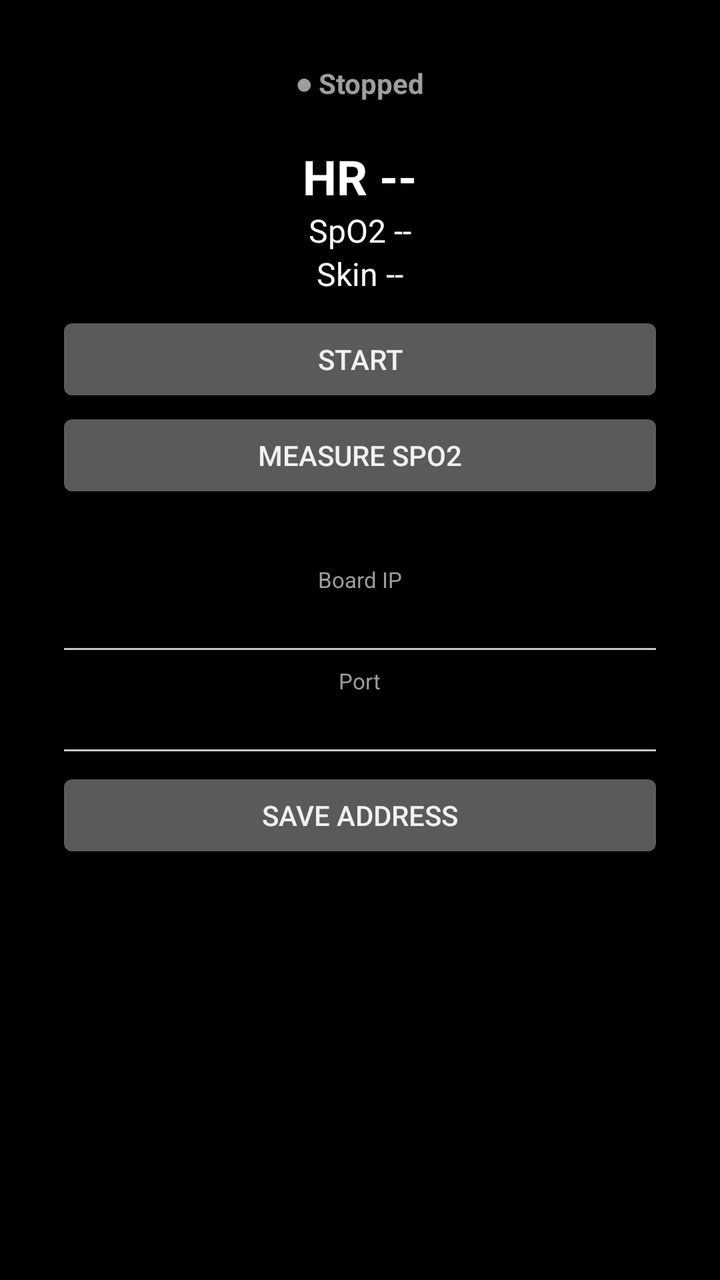
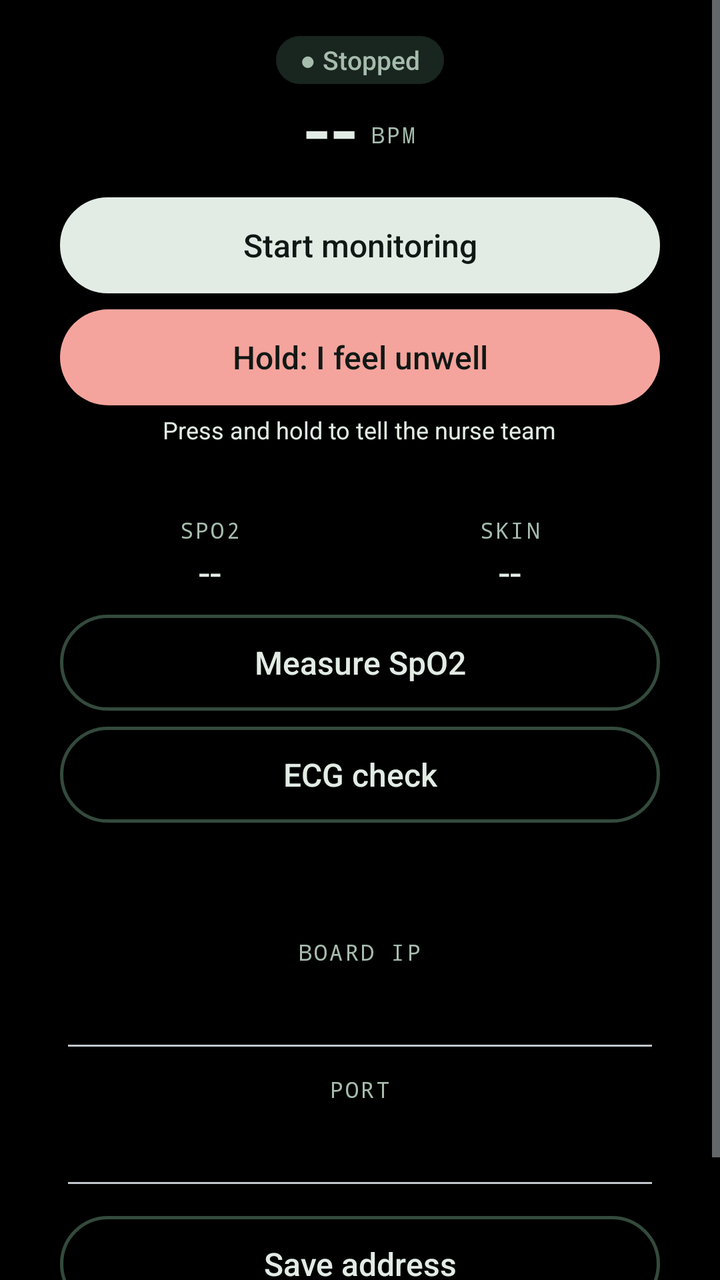

Two renders of the same Android screen: before a commit and after it. Below are the layout's source before the change and the commit's diff.
<!-- AndroidManifest.xml: application theme android:Theme.DeviceDefault.NoActionBar -->
<!-- res/layout/activity_main.xml -->
<?xml version="1.0" encoding="utf-8"?>
<ScrollView xmlns:android="http://schemas.android.com/apk/res/android"
    android:id="@+id/scroll"
    android:layout_width="match_parent"
    android:layout_height="match_parent"
    android:background="#000000"
    android:fillViewport="true">

    <LinearLayout
        android:layout_width="match_parent"
        android:layout_height="wrap_content"
        android:gravity="center_horizontal"
        android:orientation="vertical"
        android:paddingStart="28dp"
        android:paddingTop="30dp"
        android:paddingEnd="28dp"
        android:paddingBottom="48dp">

        <TextView
            android:id="@+id/fakeBanner"
            android:layout_width="wrap_content"
            android:layout_height="wrap_content"
            android:background="#B71C1C"
            android:paddingHorizontal="8dp"
            android:text="FAKE DATA BUILD"
            android:textColor="#FFFFFF"
            android:textSize="11sp"
            android:textStyle="bold"
            android:visibility="gone" />

        <TextView
            android:id="@+id/link"
            android:layout_width="wrap_content"
            android:layout_height="wrap_content"
            android:layout_marginTop="2dp"
            android:text="● Stopped"
            android:textColor="#9E9E9E"
            android:textSize="14sp"
            android:textStyle="bold" />

        <TextView
            android:id="@+id/linkDetail"
            android:layout_width="wrap_content"
            android:layout_height="wrap_content"
            android:gravity="center"
            android:textColor="#9E9E9E"
            android:textSize="11sp" />

        <TextView
            android:id="@+id/hr"
            android:layout_width="wrap_content"
            android:layout_height="wrap_content"
            android:layout_marginTop="6dp"
            android:text="HR --"
            android:textColor="#FFFFFF"
            android:textSize="24sp"
            android:textStyle="bold" />

        <TextView
            android:id="@+id/spo2"
            android:layout_width="wrap_content"
            android:layout_height="wrap_content"
            android:text="SpO2 --"
            android:textColor="#FFFFFF"
            android:textSize="16sp" />

        <TextView
            android:id="@+id/skin"
            android:layout_width="wrap_content"
            android:layout_height="wrap_content"
            android:text="Skin --"
            android:textColor="#FFFFFF"
            android:textSize="16sp" />

        <Button
            android:id="@+id/toggle"
            android:layout_width="match_parent"
            android:layout_height="wrap_content"
            android:layout_marginTop="8dp"
            android:text="Start" />

        <Button
            android:id="@+id/measureSpo2"
            android:layout_width="match_parent"
            android:layout_height="wrap_content"
            android:text="Measure SpO2" />

        <TextView
            android:id="@+id/sensorNotes"
            android:layout_width="wrap_content"
            android:layout_height="wrap_content"
            android:layout_marginTop="6dp"
            android:gravity="center"
            android:textColor="#BDBDBD"
            android:textSize="11sp" />

        <TextView
            android:layout_width="wrap_content"
            android:layout_height="wrap_content"
            android:layout_marginTop="10dp"
            android:text="Board IP"
            android:textColor="#9E9E9E"
            android:textSize="11sp" />

        <EditText
            android:id="@+id/host"
            android:layout_width="match_parent"
            android:layout_height="wrap_content"
            android:gravity="center"
            android:digits="0123456789."
            android:imeOptions="actionDone"
            android:importantForAutofill="no"
            android:inputType="numberDecimal"
            android:maxLines="1"
            android:textColor="#FFFFFF"
            android:textSize="14sp" />

        <TextView
            android:layout_width="wrap_content"
            android:layout_height="wrap_content"
            android:text="Port"
            android:textColor="#9E9E9E"
            android:textSize="11sp" />

        <EditText
            android:id="@+id/port"
            android:layout_width="match_parent"
            android:layout_height="wrap_content"
            android:gravity="center"
            android:imeOptions="actionDone"
            android:importantForAutofill="no"
            android:inputType="number"
            android:maxLines="1"
            android:textColor="#FFFFFF"
            android:textSize="14sp" />

        <Button
            android:id="@+id/save"
            android:layout_width="match_parent"
            android:layout_height="wrap_content"
            android:text="Save address" />
    </LinearLayout>
</ScrollView>
<!-- resources referenced by this layout -->
<resources>

</resources>

<!-- the commit's change to res/layout/activity_main.xml (unified diff, before → after) -->
@@ -3,7 +3,7 @@
     android:id="@+id/scroll"
     android:layout_width="match_parent"
     android:layout_height="match_parent"
-    android:background="#000000"
+    android:background="@color/ground"
     android:fillViewport="true">
 
     <LinearLayout
@@ -11,19 +11,20 @@
         android:layout_height="wrap_content"
         android:gravity="center_horizontal"
         android:orientation="vertical"
-        android:paddingStart="28dp"
-        android:paddingTop="30dp"
-        android:paddingEnd="28dp"
-        android:paddingBottom="48dp">
+        android:paddingStart="30dp"
+        android:paddingTop="18dp"
+        android:paddingEnd="30dp"
+        android:paddingBottom="52dp">
 
         <TextView
             android:id="@+id/fakeBanner"
             android:layout_width="wrap_content"
             android:layout_height="wrap_content"
-            android:background="#B71C1C"
+            android:layout_marginBottom="4dp"
+            android:background="@color/fake"
             android:paddingHorizontal="8dp"
             android:text="FAKE DATA BUILD"
-            android:textColor="#FFFFFF"
+            android:textColor="@color/paper"
             android:textSize="11sp"
             android:textStyle="bold"
             android:visibility="gone" />
@@ -32,112 +33,171 @@
             android:id="@+id/link"
             android:layout_width="wrap_content"
             android:layout_height="wrap_content"
+            android:background="@drawable/pill_status"
+            android:fontFamily="sans-serif-medium"
+            android:paddingHorizontal="12dp"
+            android:paddingVertical="3dp"
+            android:text="● Stopped"
+            android:textColor="@color/muted"
+            android:textSize="13sp" />
+
+        <LinearLayout
+            android:layout_width="wrap_content"
+            android:layout_height="wrap_content"
             android:layout_marginTop="2dp"
-            android:text="● Stopped"
-            android:textColor="#9E9E9E"
-            android:textSize="14sp"
-            android:textStyle="bold" />
+            android:gravity="bottom"
+            android:orientation="horizontal">
+
+            <TextView
+                android:id="@+id/hr"
+                android:layout_width="wrap_content"
+                android:layout_height="wrap_content"
+                android:fontFamily="sans-serif-medium"
+                android:includeFontPadding="false"
+                android:text="--"
+                android:textColor="@color/paper"
+                android:textSize="40sp" />
+
+            <TextView
+                style="@style/Label"
+                android:layout_marginStart="6dp"
+                android:layout_marginBottom="8dp"
+                android:text="bpm" />
+        </LinearLayout>
+
+
+        <Button
+            android:id="@+id/toggle"
+            style="@style/Pill"
+            android:background="@drawable/pill_primary"
+            android:text="Start monitoring"
+            android:textColor="@color/ink" />
+
+        <Button
+            android:id="@+id/unwell"
+            style="@style/Pill"
+            android:background="@drawable/pill_alert"
+            android:text="Hold: I feel unwell"
+            android:textColor="@color/ink" />
+
+        <TextView
+            android:id="@+id/checkinStatus"
+            android:layout_width="wrap_content"
+            android:layout_height="wrap_content"
+            android:layout_marginTop="4dp"
+            android:gravity="center"
+            android:textColor="@color/paper"
+            android:text="Press and hold to tell the nurse team"
+            android:textSize="12sp" />
 
         <TextView
             android:id="@+id/linkDetail"
             android:layout_width="wrap_content"
             android:layout_height="wrap_content"
-            android:gravity="center"
-            android:textColor="#9E9E9E"
+            android:layout_marginTop="6dp"
+            android:gravity="center"
+            android:textColor="@color/muted"
             android:textSize="11sp" />
 
-        <TextView
-            android:id="@+id/hr"
-            android:layout_width="wrap_content"
-            android:layout_height="wrap_content"
-            android:layout_marginTop="6dp"
-            android:text="HR --"
-            android:textColor="#FFFFFF"
-            android:textSize="24sp"
-            android:textStyle="bold" />
-
-        <TextView
-            android:id="@+id/spo2"
-            android:layout_width="wrap_content"
-            android:layout_height="wrap_content"
-            android:text="SpO2 --"
-            android:textColor="#FFFFFF"
-            android:textSize="16sp" />
-
-        <TextView
-            android:id="@+id/skin"
-            android:layout_width="wrap_content"
-            android:layout_height="wrap_content"
-            android:text="Skin --"
-            android:textColor="#FFFFFF"
-            android:textSize="16sp" />
-
-        <Button
-            android:id="@+id/toggle"
+        <LinearLayout
             android:layout_width="match_parent"
             android:layout_height="wrap_content"
+            android:layout_marginTop="14dp"
+            android:orientation="horizontal">
+
+            <LinearLayout
+                android:layout_width="0dp"
+                android:layout_height="wrap_content"
+                android:layout_weight="1"
+                android:gravity="center_horizontal"
+                android:orientation="vertical">
+
+                <TextView
+                    style="@style/Label"
+                    android:text="SpO2" />
+
+                <TextView
+                    android:id="@+id/spo2"
+                    android:layout_width="wrap_content"
+                    android:layout_height="wrap_content"
+                    android:text="--"
+                    android:textColor="@color/paper"
+                    android:textSize="20sp" />
+            </LinearLayout>
+
+            <LinearLayout
+                android:layout_width="0dp"
+                android:layout_height="wrap_content"
+                android:layout_weight="1"
+                android:gravity="center_horizontal"
+                android:orientation="vertical">
+
+                <TextView
+                    style="@style/Label"
+                    android:text="Skin" />
+
+                <TextView
+                    android:id="@+id/skin"
+                    android:layout_width="wrap_content"
+                    android:layout_height="wrap_content"
+                    android:text="--"
+                    android:textColor="@color/paper"
+                    android:textSize="20sp" />
+            </LinearLayout>
+        </LinearLayout>
+
+        <Button
+            android:id="@+id/measureSpo2"
+            style="@style/Pill"
+            android:text="Measure SpO2" />
+
+        <Button
+            android:id="@+id/ecgCheck"
+            style="@style/Pill"
+            android:text="ECG check" />
+
+        <TextView
+            android:id="@+id/ecgStatus"
+            android:layout_width="wrap_content"
+            android:layout_height="wrap_content"
+            android:layout_marginTop="4dp"
+            android:gravity="center"
+            android:textColor="@color/muted"
+            android:textSize="11sp" />
+
+        <TextView
+            android:id="@+id/sensorNotes"
+            android:layout_width="wrap_content"
+            android:layout_height="wrap_content"
             android:layout_marginTop="8dp"
-            android:text="Start" />
-
-        <Button
-            android:id="@+id/measureSpo2"
-            android:layout_width="match_parent"
-            android:layout_height="wrap_content"
-            android:text="Measure SpO2" />
-
-        <TextView
-            android:id="@+id/sensorNotes"
-            android:layout_width="wrap_content"
-            android:layout_height="wrap_content"
-            android:layout_marginTop="6dp"
-            android:gravity="center"
-            android:textColor="#BDBDBD"
+            android:gravity="center"
+            android:textColor="@color/muted"
             android:textSize="11sp" />
 
         <TextView
-            android:layout_width="wrap_content"
-            android:layout_height="wrap_content"
-            android:layout_marginTop="10dp"
-            android:text="Board IP"
-            android:textColor="#9E9E9E"
-            android:textSize="11sp" />
+            style="@style/Label"
+            android:layout_marginTop="16dp"
+            android:text="Board IP" />
 
         <EditText
             android:id="@+id/host"
-            android:layout_width="match_parent"
-            android:layout_height="wrap_content"
-            android:gravity="center"
+            style="@style/Field"
             android:digits="0123456789."
-            android:imeOptions="actionDone"
-            android:importantForAutofill="no"
-            android:inputType="numberDecimal"
-            android:maxLines="1"
-            android:textColor="#FFFFFF"
-            android:textSize="14sp" />
-
-        <TextView
-            android:layout_width="wrap_content"
-            android:layout_height="wrap_content"
-            android:text="Port"
-            android:textColor="#9E9E9E"
-            android:textSize="11sp" />
+            android:inputType="numberDecimal" />
+
+        <TextView
+            style="@style/Label"
+            android:layout_marginTop="6dp"
+            android:text="Port" />
 
         <EditText
             android:id="@+id/port"
-            android:layout_width="match_parent"
-            android:layout_height="wrap_content"
-            android:gravity="center"
-            android:imeOptions="actionDone"
-            android:importantForAutofill="no"
-            android:inputType="number"
-            android:maxLines="1"
-            android:textColor="#FFFFFF"
-            android:textSize="14sp" />
+            style="@style/Field"
+            android:inputType="number" />
 
         <Button
             android:id="@+id/save"
-            android:layout_width="match_parent"
-            android:layout_height="wrap_content"
+            style="@style/Pill"
             android:text="Save address" />
     </LinearLayout>
 </ScrollView>
<!-- resource entries referenced after the edit -->
@@ -1,5 +1,112 @@
 <!-- resources referenced by this layout -->
 <resources>
-
+  <color name="fake">#B71C1C</color>
+  <color name="ground">#000000</color>
+  <color name="ink">#101815</color>
+  <color name="muted">#A6BCAD</color>
+  <color name="paper">#E2ECE5</color>
+  <!-- drawable pill_alert (drawable) -->
+  <?xml version="1.0" encoding="utf-8"?>
+  <layer-list xmlns:android="http://schemas.android.com/apk/res/android">
+      <item>
+          <shape android:shape="rectangle">
+              <corners android:radius="99dp" />
+              <solid android:color="@color/bad" />
+          </shape>
+      </item>
+      <item android:id="@+id/fill">
+          <clip android:clipOrientation="horizontal" android:gravity="left">
+              <shape android:shape="rectangle">
+                  <corners android:radius="99dp" />
+                  <solid android:color="@color/paper" />
+              </shape>
+          </clip>
+      </item>
+  </layer-list>
+  <!-- drawable pill_primary (drawable) -->
+  <?xml version="1.0" encoding="utf-8"?>
+  <ripple xmlns:android="http://schemas.android.com/apk/res/android" android:color="#33101815">
+      <item>
+          <selector>
+              <item android:state_pressed="true">
+                  <shape android:shape="rectangle">
+                      <corners android:radius="16dp" />
+                      <solid android:color="@color/paper" />
+                      <stroke android:width="1.5dp" android:color="@color/paper" />
+                  </shape>
+              </item>
+              <item>
+                  <shape android:shape="rectangle">
+                      <corners android:radius="99dp" />
+                      <solid android:color="@color/paper" />
+                      <stroke android:width="1.5dp" android:color="@color/paper" />
+                  </shape>
+              </item>
+          </selector>
+      </item>
+  </ripple>
+  <!-- drawable pill_status (drawable) -->
+  <?xml version="1.0" encoding="utf-8"?>
+  <shape xmlns:android="http://schemas.android.com/apk/res/android" android:shape="rectangle">
+      <corners android:radius="99dp" />
+      <solid android:color="@color/card" />
+  </shape>
+  <style name="Field">
+          <item name="android:layout_width">match_parent</item>
+          <item name="android:layout_height">wrap_content</item>
+          <item name="android:minHeight">48dp</item>
+          <item name="android:gravity">center</item>
+          <item name="android:imeOptions">actionDone</item>
+          <item name="android:importantForAutofill">no</item>
+          <item name="android:maxLines">1</item>
+          <item name="android:textColor">@color/paper</item>
+          <item name="android:textSize">16sp</item>
+      </style>
+  <style name="Label">
+          <item name="android:layout_width">wrap_content</item>
+          <item name="android:layout_height">wrap_content</item>
+          <item name="android:fontFamily">monospace</item>
+          <item name="android:letterSpacing">0.1</item>
+          <item name="android:textAllCaps">true</item>
+          <item name="android:textColor">@color/muted</item>
+          <item name="android:textSize">11sp</item>
+      </style>
+  <style name="Pill">
+          <item name="android:layout_width">match_parent</item>
+          <item name="android:layout_height">wrap_content</item>
+          <item name="android:minHeight">48dp</item>
+          <item name="android:layout_marginTop">8dp</item>
+          <item name="android:background">@drawable/pill_ghost</item>
+          <item name="android:textColor">@color/paper</item>
+          <item name="android:textSize">16sp</item>
+          <item name="android:textAllCaps">false</item>
+          <item name="android:fontFamily">sans-serif-medium</item>
+          <item name="android:stateListAnimator">@null</item>
+      </style>
+  <color name="bad">#F4A49C</color>
+  <color name="card">#19251F</color>
+  <!-- drawable pill_ghost (drawable) -->
+  <?xml version="1.0" encoding="utf-8"?>
+  <ripple xmlns:android="http://schemas.android.com/apk/res/android" android:color="#33E2ECE5">
+      <item>
+          <selector>
+              <item android:state_pressed="true">
+                  <shape android:shape="rectangle">
+                      <corners android:radius="16dp" />
+                      <solid android:color="@android:color/transparent" />
+                      <stroke android:width="1.5dp" android:color="@color/line" />
+                  </shape>
+              </item>
+              <item>
+                  <shape android:shape="rectangle">
+                      <corners android:radius="99dp" />
+                      <solid android:color="@android:color/transparent" />
+                      <stroke android:width="1.5dp" android:color="@color/line" />
+                  </shape>
+              </item>
+          </selector>
+      </item>
+  </ripple>
+  <color name="line">#334A3C</color>
 </resources>
 
